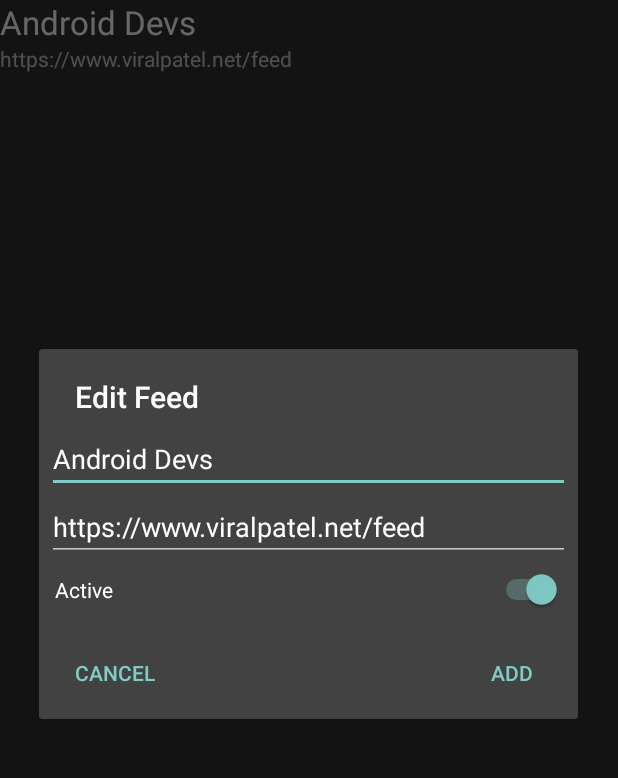
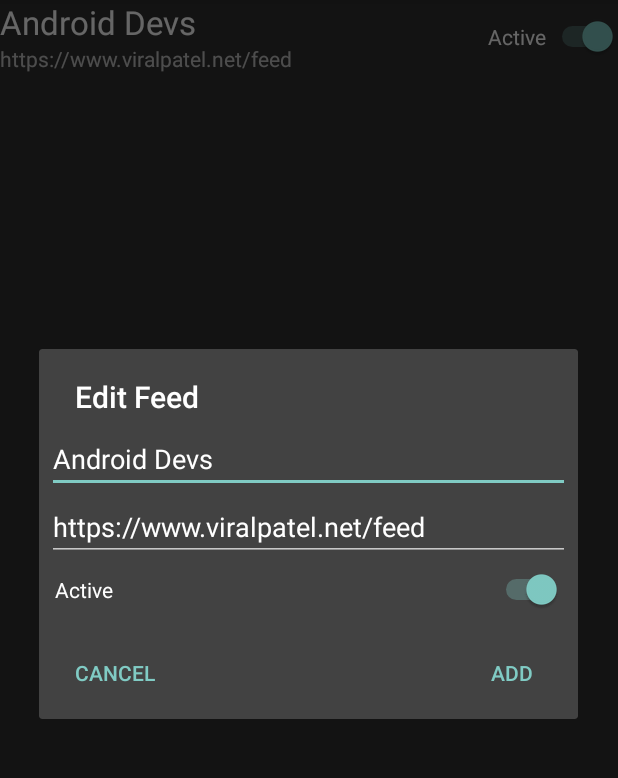
Before and after one commit to Palda97/ArticleReaderpalecda1, an Android app: the FeedFragment screen opened directly, with no data from a screen before it, after a tap on "Android Devs", on a phone screen of 412 x 824 dp, the part 84-862 px from its top. Run offline under Robolectric (Android 15) with nearby library versions, the phone set to English and light mode, and no system bars; our stand-ins replace Room's generated code, data binding; 2 statements that could not run were skipped.

Commit message:
bidirectional active switch

```diff
--- a/app/src/main/java/cz/cvut/palecda1/model/RoomFeed.kt
+++ b/app/src/main/java/cz/cvut/palecda1/model/RoomFeed.kt
@@ -6,4 +6,4 @@ import androidx.room.PrimaryKey
 @Entity
 data class RoomFeed(@PrimaryKey(autoGenerate = false) val url: String,
                     val title: String,
-                    val active: Boolean)
+                    var active: Boolean)
--- a/app/src/main/java/cz/cvut/palecda1/view/FeedRecyclerAdapter.kt
+++ b/app/src/main/java/cz/cvut/palecda1/view/FeedRecyclerAdapter.kt
@@ -9,7 +9,7 @@ import cz.cvut.palecda1.R
 import cz.cvut.palecda1.databinding.FeedFieldInLayoutBinding
 import cz.cvut.palecda1.model.RoomFeed
 
-class FeedRecyclerAdapter(private val editListener: (RoomFeed) -> Unit, private val deleteListener: (RoomFeed) -> Boolean): RecyclerView.Adapter<FeedRecyclerAdapter.FeedViewHolder>() {
+class FeedRecyclerAdapter(private val editListener: (RoomFeed) -> Unit, private val deleteListener: (RoomFeed) -> Boolean, private val onChange: (RoomFeed, Boolean) -> Unit): RecyclerView.Adapter<FeedRecyclerAdapter.FeedViewHolder>() {
     var feedList: List<RoomFeed>? = null
     init {
         //setHasStableIds(true)
@@ -61,6 +61,11 @@ class FeedRecyclerAdapter(private val editListener: (RoomFeed) -> Unit, private
         val feed = feedList!![position]
 
         holder.binding.feed = feed
+        holder.binding.feedActiveToggle.setOnCheckedChangeListener{_, it ->
+            onChange(feed, it)
+            holder.binding.feed = feed
+            holder.binding.executePendingBindings()
+        }
         holder.binding.executePendingBindings()
 
         holder.itemView.setOnClickListener {
--- a/app/src/main/java/cz/cvut/palecda1/view/fragment/FeedFragment.kt
+++ b/app/src/main/java/cz/cvut/palecda1/view/fragment/FeedFragment.kt
@@ -41,7 +41,7 @@ class FeedFragment : Fragment() {
             R.layout.fragment_feed, container, false)
         val view = binding.root
 
-        feedRecyclerAdapter = FeedRecyclerAdapter ({editFeed(it) }, {deleteFeed(it)})
+        feedRecyclerAdapter = FeedRecyclerAdapter ({editFeed(it)}, {deleteFeed(it)}, {a, b -> feedActiveChanged(a, b)})
         binding.insertFeedsHere.adapter = feedRecyclerAdapter
 
         //viewModel = ViewModelProviders.of(this, MyInjector.FEED_VIEW_MODEL_FACTORY).get(FeedViewModel::class.java)
@@ -94,6 +94,11 @@ class FeedFragment : Fragment() {
             }
         deleteDialog = dialogBuilder.show()
         return true
+    }
+
+    fun feedActiveChanged(roomFeed: RoomFeed, active: Boolean) {
+        roomFeed.active = active
+        viewModel.addFeed(roomFeed)
     }
 
     fun reset() {
--- a/app/src/main/res/layout/feed_field_in_layout.xml
+++ b/app/src/main/res/layout/feed_field_in_layout.xml
@@ -1,15 +1,25 @@
 <?xml version="1.0" encoding="utf-8"?>
 <layout xmlns:android="http://schemas.android.com/apk/res/android">
+
     <data>
-        <import type="androidx.core.text.HtmlCompat" />
         <variable
             name="feed"
             type="cz.cvut.palecda1.model.RoomFeed" />
+        <!-- <variable
+            name="viewModel"
+            type="cz.cvut.palecda1.viewmodel.FeedViewModel" /> -->
     </data>
+
     <LinearLayout
         android:layout_width="match_parent"
         android:layout_height="wrap_content"
-        android:orientation="vertical">
+        android:orientation="horizontal">
+
+        <LinearLayout
+            android:layout_width="wrap_content"
+            android:layout_height="wrap_content"
+            android:orientation="vertical"
+            android:layout_weight="1">
 
             <TextView
                 android:id="@+id/textViewForTitle"
@@ -24,5 +34,20 @@
                 android:layout_width="match_parent"
                 android:layout_height="wrap_content"
                 android:text="@{feed.url}" />
+
+        </LinearLayout>
+        <LinearLayout
+            android:layout_width="wrap_content"
+            android:layout_height="match_parent"
+            android:orientation="vertical"
+            android:gravity="center_vertical">
+
+            <Switch
+                android:id="@+id/feedActiveToggle"
+                android:layout_width="match_parent"
+                android:layout_height="wrap_content"
+                android:text="@string/active"
+                android:checked="@{feed.active}" />
+        </LinearLayout>
     </LinearLayout>
 </layout>
```
Lines whose indentation alone changed are shown as unchanged.
